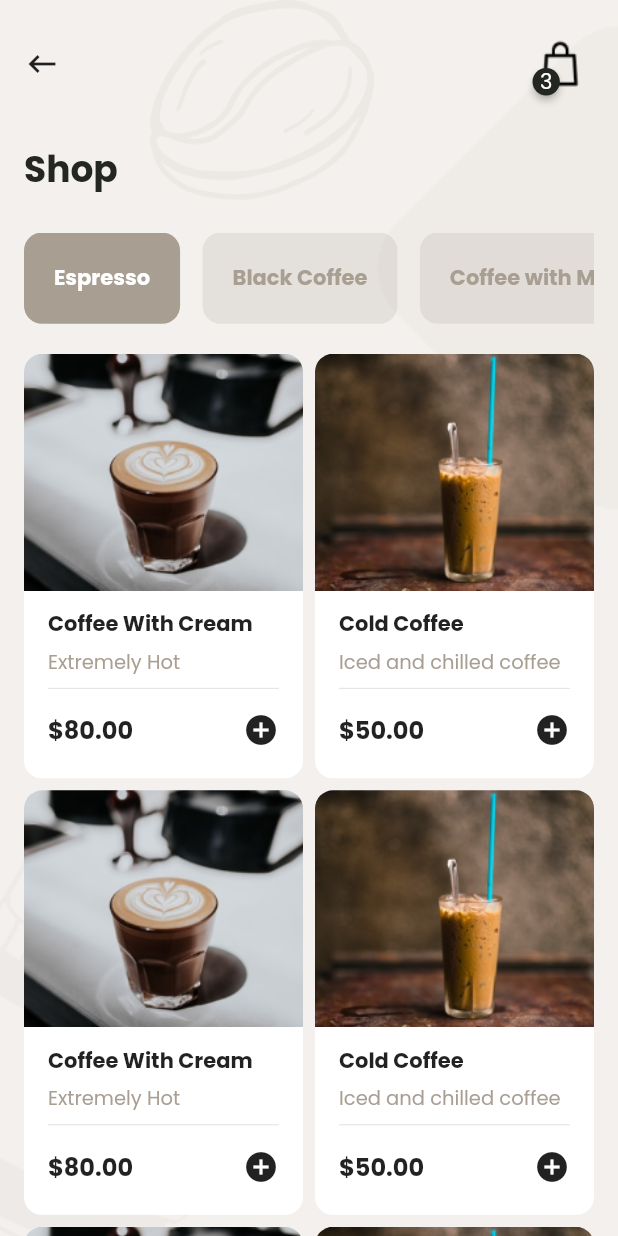
After one commit to olayemii/coffee-store-ui, a Flutter app: the ShopPage screen opened by its route, on a phone screen of 412 x 824 dp. The commit adds this screen. Run offline on Flutter 3.47's test engine with Material 2 defaults, Android fonts, the phone set to English and light mode, and no system bars; drawn by our look-alikes of badges; our stand-ins replace flutter_icons, flutter_screenutil, google_fonts.

Commit message:
coffee finish

```diff
--- a/lib/main.dart
+++ b/lib/main.dart
@@ -1,5 +1,6 @@
 import 'package:coffee_store_ui/pages/landing_page.dart';
 import 'package:coffee_store_ui/pages/shop_page.dart';
+import 'package:coffee_store_ui/pages/single_product.dart';
 import 'package:coffee_store_ui/utils/constants.dart';
 import 'package:flutter/material.dart';
 import 'package:flutter_screenutil/flutter_screenutil.dart';
@@ -17,11 +18,11 @@ class MyApp extends StatelessWidget {
       allowFontScaling: false,
       child: MaterialApp(
         debugShowCheckedModeBanner: false,
-        title: "Flutter Laundry UI",
+        title: "Flutter Coffee UI",
         theme: ThemeData(
           scaffoldBackgroundColor: kFadedScaffoldColor,
           visualDensity: VisualDensity.adaptivePlatformDensity,
-          textTheme: GoogleFonts.robotoMonoTextTheme(),
+          textTheme: GoogleFonts.poppinsTextTheme(),
         ),
         initialRoute: "/",
         onGenerateRoute: _onGenerateRoute,
@@ -40,6 +41,11 @@ Route<dynamic> _onGenerateRoute(RouteSettings settings) {
       return MaterialPageRoute(builder: (BuildContext context) {
         return ShopPage();
       });
+    case "/single-product":
+      return MaterialPageRoute(builder: (BuildContext context) {
+        return SingleProduct();
+      });
+
     default:
       return MaterialPageRoute(builder: (BuildContext context) {
         return LandingPage();
--- /dev/null
+++ b/lib/models/coffee.dart
@@ -0,0 +1,17 @@
+import 'package:flutter/material.dart';
+
+class Coffee {
+  final int id;
+  final String name;
+  final String description;
+  final double price;
+  final ImageProvider image;
+
+  Coffee({
+    this.id,
+    this.description,
+    this.price,
+    this.image,
+    this.name,
+  });
+}
--- a/lib/pages/shop_page.dart
+++ b/lib/pages/shop_page.dart
@@ -1,9 +1,24 @@
 import 'package:badges/badges.dart';
 import 'package:coffee_store_ui/utils/constants.dart';
+import 'package:coffee_store_ui/utils/static_data.dart';
+import 'package:coffee_store_ui/widgets/product_grid.dart';
 import 'package:flutter/material.dart';
 import 'package:flutter_icons/flutter_icons.dart';
+import 'package:flutter_screenutil/flutter_screenutil.dart';
+import 'package:flutter_staggered_grid_view/flutter_staggered_grid_view.dart';
 
-class ShopPage extends StatelessWidget {
+class ShopPage extends StatefulWidget {
+  @override
+  _ShopPageState createState() => _ShopPageState();
+}
+
+class _ShopPageState extends State<ShopPage> {
+  int activeIndex = 0;
+  List<Widget> pages = [
+    ProductGrid(),
+    Container(),
+    ProductGrid(),
+  ];
   @override
   Widget build(BuildContext context) {
     return Scaffold(
@@ -36,24 +51,31 @@ class ShopPage extends StatelessWidget {
               ),
             ),
             SafeArea(
+              child: SingleChildScrollView(
                 child: Container(
                   padding: EdgeInsets.symmetric(
                     horizontal: 16.0,
                     vertical: 20.0,
                   ),
                   child: Column(
+                    mainAxisSize: MainAxisSize.min,
                     crossAxisAlignment: CrossAxisAlignment.start,
                     children: [
                       Row(
                         mainAxisAlignment: MainAxisAlignment.spaceBetween,
                         children: [
-                        Icon(
+                          GestureDetector(
+                            onTap: () {
+                              Navigator.of(context).pop();
+                            },
+                            child: Icon(
                               FlutterIcons.keyboard_backspace_mdi,
+                            ),
                           ),
                           Badge(
                             position: BadgePosition.bottomStart(
-                            bottom: -12.0,
-                            start: -2.0,
+                              bottom: -5.0,
+                              start: 4.0,
                             ),
                             badgeContent: Text(
                               "3",
@@ -62,8 +84,9 @@ class ShopPage extends StatelessWidget {
                               ),
                             ),
                             badgeColor: kPrimaryColor,
-                          child: Icon(
-                            FlutterIcons.shopping_cart_fea,
+                            child: Image.asset(
+                              "assets/images/shopping_bag.png",
+                              width: 45.0,
                             ),
                           ),
                         ],
@@ -79,16 +102,64 @@ class ShopPage extends StatelessWidget {
                           fontWeight: FontWeight.w700,
                         ),
                       ),
-                    ListView.separated(
-                      itemBuilder: (BuildContext context, int index) {},
+                      Container(
+                        margin: EdgeInsets.only(top: 24.0),
+                        height: ScreenUtil().setHeight(60.0),
+                        child: ListView.separated(
+                          shrinkWrap: true,
+                          scrollDirection: Axis.horizontal,
+                          physics: BouncingScrollPhysics(),
+                          itemBuilder: (BuildContext context, int index) {
+                            return InkWell(
+                              onTap: () {
+                                setState(() {
+                                  activeIndex = index;
+                                });
+                              },
+                              child: AnimatedContainer(
+                                duration: Duration(milliseconds: 450),
+                                curve: Curves.easeIn,
+                                padding: EdgeInsets.symmetric(horizontal: 20.0),
+                                height: ScreenUtil().setHeight(48.0),
+                                decoration: BoxDecoration(
+                                  color: activeIndex == index
+                                      ? kTextColor1
+                                      : kTextColor1.withOpacity(.2),
+                                  borderRadius: BorderRadius.circular(12.0),
+                                ),
+                                child: Center(
+                                  child: Text(
+                                    StaticData.categories[index].name,
+                                    style: TextStyle(
+                                      color: activeIndex == index
+                                          ? Colors.white
+                                          : kTextColor1,
+                                      fontWeight: FontWeight.bold,
+                                    ),
+                                  ),
+                                ),
+                              ),
+                            );
+                          },
                           separatorBuilder: (BuildContext context, int index) {
                             return SizedBox(
                               width: 15.0,
                             );
                           },
-                      itemCount: null,
+                          itemCount: StaticData.categories.length,
+                        ),
+                      ),
+                      SizedBox(
+                        height: 20.0,
+                      ),
+                      AnimatedSwitcher(
+                        duration: Duration(
+                          milliseconds: 450,
+                        ),
+                        child: pages[activeIndex],
                       )
                     ],
+                  ),
                 ),
               ),
             )
--- a/lib/utils/static_data.dart
+++ b/lib/utils/static_data.dart
@@ -1,5 +1,97 @@
 import 'package:coffee_store_ui/models/category.dart';
+import 'package:coffee_store_ui/models/coffee.dart';
+import 'package:flutter/material.dart';
 
 class StaticData {
-  static final List<Category> categories
+  static final List<Category> categories = [
+    Category(
+      id: 1,
+      name: "Espresso",
+    ),
+    Category(
+      id: 2,
+      name: "Black Coffee",
+    ),
+    Category(
+      id: 3,
+      name: "Coffee with Milk",
+    ),
+  ];
+
+  static final List<Coffee> coffees = [
+    Coffee(
+      id: 1,
+      name: "Coffee With Cream",
+      description: "Extremely Hot",
+      price: 80.0,
+      image: AssetImage(
+        "assets/images/product1.png",
+      ),
+    ),
+    Coffee(
+      id: 2,
+      name: "Cold Coffee",
+      description: "Iced and chilled coffee",
+      price: 50.0,
+      image: AssetImage("assets/images/product2.png"),
+    ),
+
+    // Duplications for more data
+    Coffee(
+      id: 3,
+      name: "Coffee With Cream",
+      description: "Extremely Hot",
+      price: 80.0,
+      image: AssetImage("assets/images/product1.png"),
+    ),
+    Coffee(
+      id: 4,
+      name: "Cold Coffee",
+      description: "Iced and chilled coffee",
+      price: 50.0,
+      image: AssetImage("assets/images/product2.png"),
+    ),
+    Coffee(
+      id: 5,
+      name: "Coffee With Cream",
+      description: "Extremely Hot",
+      price: 80.0,
+      image: AssetImage("assets/images/product1.png"),
+    ),
+    Coffee(
+      id: 6,
+      name: "Cold Coffee",
+      description: "Iced and chilled coffee",
+      price: 50.0,
+      image: AssetImage("assets/images/product2.png"),
+    ),
+    Coffee(
+      id: 7,
+      name: "Coffee With Cream",
+      description: "Extremely Hot",
+      price: 80.0,
+      image: AssetImage("assets/images/product1.png"),
+    ),
+    Coffee(
+      id: 8,
+      name: "Cold Coffee",
+      description: "Iced and chilled coffee",
+      price: 50.0,
+      image: AssetImage("assets/images/product2.png"),
+    ),
+    Coffee(
+      id: 9,
+      name: "Coffee With Cream",
+      description: "Extremely Hot",
+      price: 80.0,
+      image: AssetImage("assets/images/product1.png"),
+    ),
+    Coffee(
+      id: 10,
+      name: "Cold Coffee",
+      description: "Iced and chilled coffee",
+      price: 50.0,
+      image: AssetImage("assets/images/product2.png"),
+    ),
+  ];
 }
--- /dev/null
+++ b/lib/widgets/product_grid.dart
@@ -0,0 +1,108 @@
+import 'package:coffee_store_ui/utils/constants.dart';
+import 'package:coffee_store_ui/utils/helpers.dart';
+import 'package:coffee_store_ui/utils/static_data.dart';
+import 'package:flutter/material.dart';
+import 'package:flutter_icons/flutter_icons.dart';
+import 'package:flutter_staggered_grid_view/flutter_staggered_grid_view.dart';
+
+class ProductGrid extends StatelessWidget {
+  @override
+  Widget build(BuildContext context) {
+    return Container(
+      child: StaggeredGridView.countBuilder(
+        shrinkWrap: true,
+        physics: NeverScrollableScrollPhysics(),
+        crossAxisCount: 4,
+        itemCount: StaticData.coffees.length,
+        itemBuilder: (BuildContext context, int index) => GestureDetector(
+          onTap: () {
+            nextScreen(context, "/single-product");
+          },
+          child: ClipRRect(
+            borderRadius: BorderRadius.circular(12.0),
+            child: new Container(
+              decoration: BoxDecoration(
+                color: Colors.white,
+                boxShadow: [
+                  BoxShadow(
+                    color: Colors.white,
+                    offset: Offset(0, 2),
+                    blurRadius: 4.0,
+                    spreadRadius: 0.0,
+                  )
+                ],
+              ),
+              child: Column(
+                children: [
+                  Expanded(
+                    child: Container(
+                      decoration: BoxDecoration(
+                        image: DecorationImage(
+                          fit: BoxFit.cover,
+                          image: StaticData.coffees[index].image,
+                        ),
+                      ),
+                    ),
+                  ),
+                  Padding(
+                    padding: const EdgeInsets.symmetric(
+                      horizontal: 16.0,
+                      vertical: 12.0,
+                    ),
+                    child: Column(
+                      mainAxisSize: MainAxisSize.min,
+                      crossAxisAlignment: CrossAxisAlignment.start,
+                      children: [
+                        Text(
+                          StaticData.coffees[index].name,
+                          style: TextStyle(
+                            fontSize: 14.0,
+                            fontWeight: FontWeight.bold,
+                          ),
+                        ),
+                        SizedBox(
+                          height: 5.0,
+                        ),
+                        Text(
+                          StaticData.coffees[index].description,
+                          maxLines: 1,
+                          overflow: TextOverflow.ellipsis,
+                          style: TextStyle(
+                            fontSize: 13.0,
+                            color: kTextColor1,
+                          ),
+                        ),
+                        Divider(),
+                        Padding(
+                          padding: const EdgeInsets.symmetric(vertical: 8.0),
+                          child: Row(
+                            mainAxisAlignment: MainAxisAlignment.spaceBetween,
+                            children: [
+                              Text(
+                                "\$${StaticData.coffees[index].price.toStringAsFixed(2)}",
+                                style: TextStyle(
+                                  fontSize: 16.0,
+                                  fontWeight: FontWeight.bold,
+                                ),
+                              ),
+                              Icon(
+                                FlutterIcons.add_circle_mdi,
+                              )
+                            ],
+                          ),
+                        ),
+                      ],
+                    ),
+                  )
+                ],
+              ),
+            ),
+          ),
+        ),
+        staggeredTileBuilder: (int index) => new StaggeredTile.count(2, 3),
+        mainAxisSpacing: 8.0,
+        crossAxisSpacing: 8.0,
+      ),
+    );
+  }
+}
--- a/pubspec.yaml
+++ b/pubspec.yaml
@@ -27,6 +27,7 @@ dependencies:
   google_fonts: ^1.1.1
   flutter_icons: ^1.1.0
   badges: ^1.1.6
+  flutter_staggered_grid_view: "^0.3.2"
 
   # The following adds the Cupertino Icons font to your application.
   # Use with the CupertinoIcons class for iOS style icons.
```
Also changed, not shown: lib/pages/single_product.dart (added, +196 -0 lines), assets/images/product1.png (added), assets/images/product2.png (added), assets/images/shopping_bag.png (added), pubspec.lock. Lines whose indentation alone changed are shown as unchanged.
